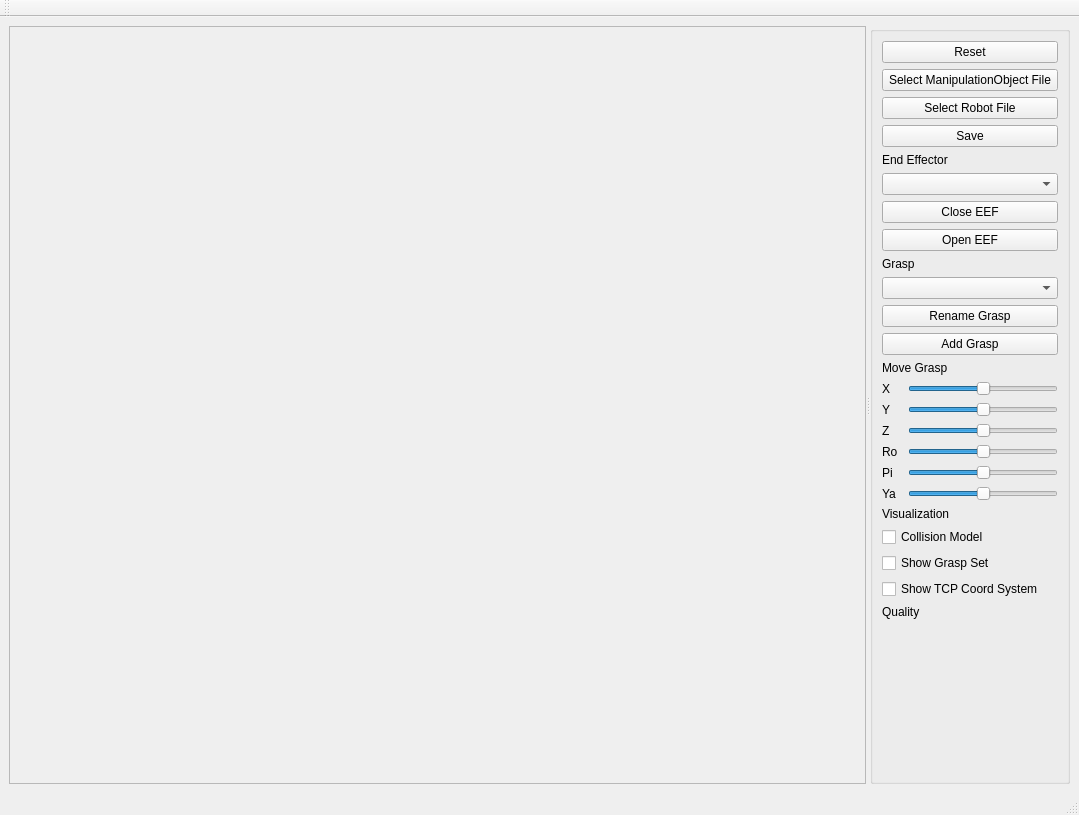
This is VirtualRobot/Grasping/GraspEditor/GraspEditor.ui in ctrl-shift-C-V/aurmr_simox_script as Qt 5 draws it before an edit. The edited form follows.
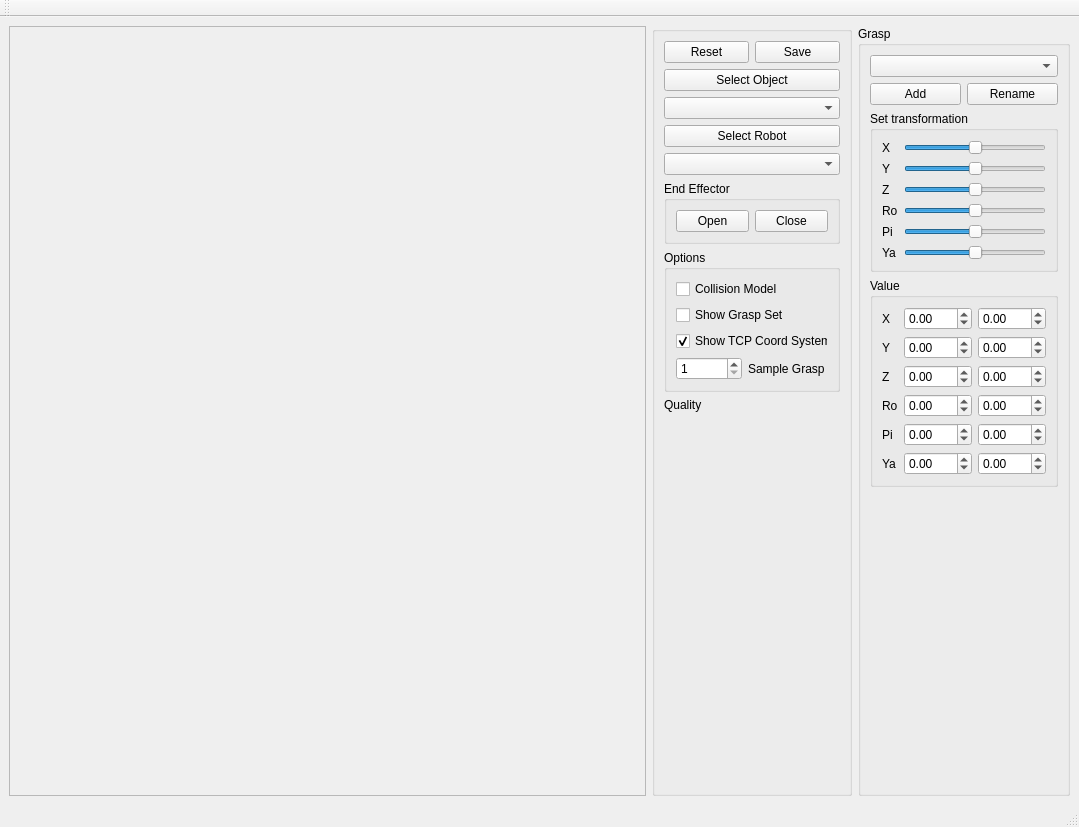
This is the edited form.

Commit message: Added chained grasp implementation; Added sensors to objects; Added grasp to robot nodes; Extended RobotIO::RobotDescription; Allow reloading of the robot visualization if RobotDescription::KinematicStructure is chosen

```diff
--- a/VirtualRobot/Grasping/GraspEditor/GraspEditor.ui
+++ b/VirtualRobot/Grasping/GraspEditor/GraspEditor.ui
@@ -7,7 +7,7 @@
     <x>0</x>
     <y>0</y>
     <width>1079</width>
-    <height>815</height>
+    <height>827</height>
    </rect>
   </property>
   <property name="windowTitle">
@@ -16,10 +16,6 @@
   <widget class="QWidget" name="centralwidget">
    <layout class="QHBoxLayout" name="horizontalLayout">
     <item>
-     <widget class="QSplitter" name="splitter">
-      <property name="orientation">
-       <enum>Qt::Horizontal</enum>
-      </property>
       <widget class="QFrame" name="frameViewer">
        <property name="frameShape">
         <enum>QFrame::StyledPanel</enum>
@@ -28,7 +24,19 @@
         <enum>QFrame::Raised</enum>
        </property>
       </widget>
+    </item>
+    <item>
+     <widget class="QSplitter" name="splitter">
+      <property name="orientation">
+       <enum>Qt::Horizontal</enum>
+      </property>
       <widget class="QGroupBox" name="groupBox">
+       <property name="sizePolicy">
+        <sizepolicy hsizetype="Fixed" vsizetype="Preferred">
+         <horstretch>0</horstretch>
+         <verstretch>0</verstretch>
+        </sizepolicy>
+       </property>
        <property name="maximumSize">
         <size>
          <width>200</width>
@@ -39,98 +47,82 @@
         <string/>
        </property>
        <layout class="QGridLayout" name="gridLayout_2">
-        <item row="19" column="1">
-         <widget class="QLabel" name="label_9">
+        <item row="0" column="0">
+         <widget class="QPushButton" name="pushButtonReset">
           <property name="text">
-           <string>Ya</string>
+           <string>Reset</string>
           </property>
          </widget>
         </item>
-        <item row="23" column="1" colspan="2">
+        <item row="7" column="0" colspan="2">
+         <widget class="QGroupBox" name="groupBox_3">
+          <property name="title">
+           <string>Options</string>
+          </property>
+          <layout class="QVBoxLayout" name="verticalLayout">
+           <item>
+            <widget class="QCheckBox" name="checkBoxColModel">
+             <property name="text">
+              <string>Collision Model</string>
+             </property>
+            </widget>
+           </item>
+           <item>
+            <widget class="QCheckBox" name="checkBoxGraspSet">
+             <property name="text">
+              <string>Show Grasp Set</string>
+             </property>
+            </widget>
+           </item>
+           <item>
          <widget class="QCheckBox" name="checkBoxTCP">
           <property name="text">
            <string>Show TCP Coord System</string>
           </property>
-         </widget>
-        </item>
-        <item row="14" column="2">
-         <widget class="QSlider" name="horizontalSliderX">
-          <property name="minimum">
-           <number>-50</number>
-          </property>
-          <property name="maximum">
-           <number>50</number>
-          </property>
-          <property name="orientation">
-           <enum>Qt::Horizontal</enum>
-          </property>
-         </widget>
-        </item>
-        <item row="19" column="2">
-         <widget class="QSlider" name="horizontalSliderYa">
+             <property name="checked">
+              <bool>true</bool>
+             </property>
+            </widget>
+           </item>
+           <item>
+            <layout class="QHBoxLayout" name="horizontalLayout_3">
+             <item>
+              <widget class="QSpinBox" name="grid">
           <property name="minimum">
-           <number>-50</number>
+                <number>1</number>
           </property>
           <property name="maximum">
-           <number>50</number>
-          </property>
-          <property name="orientation">
-           <enum>Qt::Horizontal</enum>
-          </property>
-         </widget>
-        </item>
-        <item row="2" column="1" colspan="2">
-         <widget class="QPushButton" name="pushButtonLoadObject">
+                <number>10</number>
+               </property>
+              </widget>
+             </item>
+             <item>
+              <widget class="QLabel" name="label_14">
           <property name="text">
-           <string>Select ManipulationObject File</string>
+                <string>Sample Grasp </string>
           </property>
          </widget>
         </item>
-        <item row="10" column="1" colspan="2">
-         <widget class="QComboBox" name="comboBoxGrasp"/>
-        </item>
-        <item row="18" column="1">
-         <widget class="QLabel" name="label_8">
-          <property name="text">
-           <string>Pi</string>
-          </property>
+            </layout>
+           </item>
+          </layout>
          </widget>
         </item>
-        <item row="9" column="1" colspan="2">
-         <widget class="QLabel" name="label_2">
+        <item row="9" column="0">
+         <widget class="QLabel" name="labelQuality">
           <property name="text">
-           <string>Grasp</string>
+           <string/>
           </property>
          </widget>
         </item>
-        <item row="17" column="2">
-         <widget class="QSlider" name="horizontalSliderRo">
-          <property name="minimum">
-           <number>-50</number>
-          </property>
-          <property name="maximum">
-           <number>50</number>
-          </property>
-          <property name="orientation">
-           <enum>Qt::Horizontal</enum>
-          </property>
-         </widget>
-        </item>
-        <item row="24" column="1" colspan="2">
+        <item row="8" column="0">
          <widget class="QLabel" name="label_11">
           <property name="text">
            <string>Quality</string>
           </property>
          </widget>
         </item>
-        <item row="13" column="1" colspan="2">
-         <widget class="QLabel" name="label_3">
-          <property name="text">
-           <string>Move Grasp</string>
-          </property>
-         </widget>
-        </item>
-        <item row="26" column="1">
+        <item row="10" column="0">
          <spacer name="verticalSpacer">
           <property name="orientation">
            <enum>Qt::Vertical</enum>
@@ -143,72 +135,322 @@
           </property>
          </spacer>
         </item>
-        <item row="16" column="1">
-         <widget class="QLabel" name="label_6">
+        <item row="0" column="1">
+         <widget class="QPushButton" name="pushButtonSave">
           <property name="text">
-           <string>Z</string>
+           <string>Save</string>
           </property>
          </widget>
         </item>
-        <item row="18" column="2">
-         <widget class="QSlider" name="horizontalSliderPi">
-          <property name="minimum">
-           <number>-50</number>
+        <item row="1" column="0" colspan="2">
+         <widget class="QPushButton" name="pushButtonLoadObject">
+          <property name="text">
+           <string>Select Object</string>
           </property>
-          <property name="maximum">
-           <number>50</number>
-          </property>
-          <property name="orientation">
-           <enum>Qt::Horizontal</enum>
-          </property>
          </widget>
         </item>
-        <item row="1" column="1" colspan="2">
-         <widget class="QPushButton" name="pushButtonReset">
+        <item row="3" column="0" colspan="2">
+         <widget class="QPushButton" name="pushButtonLoadRobot">
           <property name="text">
-           <string>Reset</string>
+           <string>Select Robot</string>
           </property>
          </widget>
         </item>
-        <item row="5" column="1" colspan="2">
-         <widget class="QLabel" name="label">
-          <property name="text">
+        <item row="5" column="0" colspan="2">
+         <widget class="QGroupBox" name="groupBox_4">
+          <property name="title">
            <string>End Effector</string>
           </property>
-         </widget>
-        </item>
-        <item row="7" column="1" colspan="2">
+          <layout class="QHBoxLayout" name="horizontalLayout_2">
+           <item>
+            <widget class="QPushButton" name="pushButtonOpen">
+             <property name="text">
+              <string>Open</string>
+             </property>
+            </widget>
+           </item>
+           <item>
          <widget class="QPushButton" name="pushButtonClose">
           <property name="text">
-           <string>Close EEF</string>
+              <string>Close</string>
           </property>
          </widget>
         </item>
-        <item row="3" column="1" colspan="2">
-         <widget class="QPushButton" name="pushButtonLoadRobot">
-          <property name="text">
-           <string>Select Robot File</string>
-          </property>
+          </layout>
          </widget>
         </item>
-        <item row="6" column="1" colspan="2">
+        <item row="4" column="0" colspan="2">
          <widget class="QComboBox" name="comboBoxEEF"/>
         </item>
-        <item row="12" column="1" colspan="2">
+        <item row="2" column="0" colspan="2">
+         <widget class="QComboBox" name="comboBoxObject"/>
+        </item>
+       </layout>
+      </widget>
+     </widget>
+    </item>
+    <item>
+     <widget class="QGroupBox" name="groupBox_5">
+      <property name="sizePolicy">
+       <sizepolicy hsizetype="Fixed" vsizetype="Preferred">
+        <horstretch>0</horstretch>
+        <verstretch>0</verstretch>
+       </sizepolicy>
+      </property>
+      <property name="title">
+       <string>Grasp</string>
+      </property>
+      <layout class="QGridLayout" name="gridLayout">
+       <item row="3" column="1" colspan="2">
+        <widget class="QGroupBox" name="groupBox_6">
+         <property name="title">
+          <string>Value</string>
+         </property>
+         <layout class="QGridLayout" name="gridLayout_3">
+          <item row="1" column="0">
+           <widget class="QLabel" name="label_2">
+            <property name="text">
+             <string>Y</string>
+            </property>
+           </widget>
+          </item>
+          <item row="2" column="0">
+           <widget class="QLabel" name="label_3">
+            <property name="text">
+             <string>Z</string>
+            </property>
+           </widget>
+          </item>
+          <item row="0" column="0">
+           <widget class="QLabel" name="label">
+            <property name="text">
+             <string>X</string>
+            </property>
+           </widget>
+          </item>
+          <item row="4" column="0">
+           <widget class="QLabel" name="label_10">
+            <property name="text">
+             <string>Ro</string>
+            </property>
+           </widget>
+          </item>
+          <item row="0" column="1">
+           <widget class="QDoubleSpinBox" name="minX">
+            <property name="minimum">
+             <double>-300.000000000000000</double>
+            </property>
+            <property name="maximum">
+             <double>300.000000000000000</double>
+            </property>
+           </widget>
+          </item>
+          <item row="6" column="0">
+           <widget class="QLabel" name="label_13">
+            <property name="text">
+             <string>Ya</string>
+            </property>
+           </widget>
+          </item>
+          <item row="5" column="0">
+           <widget class="QLabel" name="label_12">
+            <property name="text">
+             <string>Pi</string>
+            </property>
+           </widget>
+          </item>
+          <item row="0" column="2">
+           <widget class="QDoubleSpinBox" name="maxX">
+            <property name="minimum">
+             <double>-300.000000000000000</double>
+            </property>
+            <property name="maximum">
+             <double>300.000000000000000</double>
+            </property>
+           </widget>
+          </item>
+          <item row="1" column="1">
+           <widget class="QDoubleSpinBox" name="minY">
+            <property name="minimum">
+             <double>-300.000000000000000</double>
+            </property>
+            <property name="maximum">
+             <double>300.000000000000000</double>
+            </property>
+           </widget>
+          </item>
+          <item row="1" column="2">
+           <widget class="QDoubleSpinBox" name="maxY">
+            <property name="minimum">
+             <double>-300.000000000000000</double>
+            </property>
+            <property name="maximum">
+             <double>300.000000000000000</double>
+            </property>
+           </widget>
+          </item>
+          <item row="2" column="1">
+           <widget class="QDoubleSpinBox" name="minZ">
+            <property name="minimum">
+             <double>-300.000000000000000</double>
+            </property>
+            <property name="maximum">
+             <double>300.000000000000000</double>
+            </property>
+           </widget>
+          </item>
+          <item row="2" column="2">
+           <widget class="QDoubleSpinBox" name="maxZ">
+            <property name="minimum">
+             <double>-300.000000000000000</double>
+            </property>
+            <property name="maximum">
+             <double>300.000000000000000</double>
+            </property>
+           </widget>
+          </item>
+          <item row="4" column="1">
+           <widget class="QDoubleSpinBox" name="minRoll">
+            <property name="minimum">
+             <double>-3.140000000000000</double>
+            </property>
+            <property name="maximum">
+             <double>3.140000000000000</double>
+            </property>
+            <property name="singleStep">
+             <double>0.100000000000000</double>
+            </property>
+           </widget>
+          </item>
+          <item row="4" column="2">
+           <widget class="QDoubleSpinBox" name="maxRoll">
+            <property name="minimum">
+             <double>-3.140000000000000</double>
+            </property>
+            <property name="maximum">
+             <double>3.140000000000000</double>
+            </property>
+            <property name="singleStep">
+             <double>0.100000000000000</double>
+            </property>
+           </widget>
+          </item>
+          <item row="5" column="1">
+           <widget class="QDoubleSpinBox" name="minPitch">
+            <property name="minimum">
+             <double>-3.140000000000000</double>
+            </property>
+            <property name="maximum">
+             <double>3.140000000000000</double>
+            </property>
+            <property name="singleStep">
+             <double>0.100000000000000</double>
+            </property>
+           </widget>
+          </item>
+          <item row="5" column="2">
+           <widget class="QDoubleSpinBox" name="maxPitch">
+            <property name="minimum">
+             <double>-3.140000000000000</double>
+            </property>
+            <property name="maximum">
+             <double>3.140000000000000</double>
+            </property>
+            <property name="singleStep">
+             <double>0.100000000000000</double>
+            </property>
+           </widget>
+          </item>
+          <item row="6" column="1">
+           <widget class="QDoubleSpinBox" name="minYaw">
+            <property name="minimum">
+             <double>-3.140000000000000</double>
+            </property>
+            <property name="maximum">
+             <double>3.140000000000000</double>
+            </property>
+            <property name="singleStep">
+             <double>0.100000000000000</double>
+            </property>
+           </widget>
+          </item>
+          <item row="6" column="2">
+           <widget class="QDoubleSpinBox" name="maxYaw">
+            <property name="minimum">
+             <double>-3.140000000000000</double>
+            </property>
+            <property name="maximum">
+             <double>3.140000000000000</double>
+            </property>
+            <property name="singleStep">
+             <double>0.100000000000000</double>
+            </property>
+           </widget>
+          </item>
+         </layout>
+        </widget>
+       </item>
+       <item row="1" column="1">
          <widget class="QPushButton" name="pushButtonAddGrasp">
           <property name="text">
-           <string>Add Grasp</string>
+          <string>Add</string>
           </property>
          </widget>
         </item>
-        <item row="14" column="1">
+       <item row="2" column="1" colspan="2">
+        <widget class="QGroupBox" name="groupBox_2">
+         <property name="title">
+          <string>Set transformation</string>
+         </property>
+         <layout class="QFormLayout" name="formLayout">
+          <item row="0" column="0">
          <widget class="QLabel" name="label_4">
           <property name="text">
            <string>X</string>
           </property>
          </widget>
         </item>
-        <item row="16" column="2">
+          <item row="0" column="1">
+           <widget class="QSlider" name="horizontalSliderX">
+            <property name="minimum">
+             <number>-50</number>
+            </property>
+            <property name="maximum">
+             <number>50</number>
+            </property>
+            <property name="orientation">
+             <enum>Qt::Horizontal</enum>
+            </property>
+           </widget>
+          </item>
+          <item row="1" column="0">
+           <widget class="QLabel" name="label_5">
+            <property name="text">
+             <string>Y</string>
+            </property>
+           </widget>
+          </item>
+          <item row="1" column="1">
+           <widget class="QSlider" name="horizontalSliderY">
+            <property name="minimum">
+             <number>-50</number>
+            </property>
+            <property name="maximum">
+             <number>50</number>
+            </property>
+            <property name="orientation">
+             <enum>Qt::Horizontal</enum>
+            </property>
+           </widget>
+          </item>
+          <item row="2" column="0">
+           <widget class="QLabel" name="label_6">
+            <property name="text">
+             <string>Z</string>
+            </property>
+           </widget>
+          </item>
+          <item row="2" column="1">
          <widget class="QSlider" name="horizontalSliderZ">
           <property name="minimum">
            <number>-50</number>
@@ -221,84 +463,93 @@
           </property>
          </widget>
         </item>
-        <item row="17" column="1">
+          <item row="3" column="0">
          <widget class="QLabel" name="label_7">
           <property name="text">
            <string>Ro</string>
           </property>
          </widget>
         </item>
-        <item row="20" column="1" colspan="2">
-         <widget class="QLabel" name="label_10">
+          <item row="3" column="1">
+           <widget class="QSlider" name="horizontalSliderRo">
+            <property name="minimum">
+             <number>-50</number>
+            </property>
+            <property name="maximum">
+             <number>50</number>
+            </property>
+            <property name="orientation">
+             <enum>Qt::Horizontal</enum>
+            </property>
+           </widget>
+          </item>
+          <item row="4" column="0">
+           <widget class="QLabel" name="label_8">
           <property name="text">
-           <string>Visualization</string>
+             <string>Pi</string>
           </property>
          </widget>
         </item>
-        <item row="11" column="1" colspan="2">
+          <item row="4" column="1">
+           <widget class="QSlider" name="horizontalSliderPi">
+            <property name="minimum">
+             <number>-50</number>
+            </property>
+            <property name="maximum">
+             <number>50</number>
+            </property>
+            <property name="orientation">
+             <enum>Qt::Horizontal</enum>
+            </property>
+           </widget>
+          </item>
+          <item row="5" column="0">
+           <widget class="QLabel" name="label_9">
+            <property name="text">
+             <string>Ya</string>
+            </property>
+           </widget>
+          </item>
+          <item row="5" column="1">
+           <widget class="QSlider" name="horizontalSliderYa">
+            <property name="minimum">
+             <number>-50</number>
+            </property>
+            <property name="maximum">
+             <number>50</number>
+            </property>
+            <property name="orientation">
+             <enum>Qt::Horizontal</enum>
+            </property>
+           </widget>
+          </item>
+         </layout>
+        </widget>
+       </item>
+       <item row="1" column="2">
          <widget class="QPushButton" name="pushButtonRenameGrasp">
           <property name="text">
-           <string>Rename Grasp</string>
+          <string>Rename</string>
           </property>
          </widget>
         </item>
-        <item row="8" column="1" colspan="2">
-         <widget class="QPushButton" name="pushButtonOpen">
-          <property name="text">
-           <string>Open EEF</string>
-          </property>
-         </widget>
-        </item>
-        <item row="22" column="1" colspan="2">
-         <widget class="QCheckBox" name="checkBoxGraspSet">
-          <property name="text">
-           <string>Show Grasp Set</string>
-          </property>
-         </widget>
-        </item>
-        <item row="15" column="2">
-         <widget class="QSlider" name="horizontalSliderY">
-          <property name="minimum">
-           <number>-50</number>
-          </property>
-          <property name="maximum">
-           <number>50</number>
-          </property>
+       <item row="0" column="1" colspan="2">
+        <widget class="QComboBox" name="comboBoxGrasp"/>
+       </item>
+       <item row="4" column="1">
+        <spacer name="verticalSpacer_2">
           <property name="orientation">
-           <enum>Qt::Horizontal</enum>
-          </property>
-         </widget>
-        </item>
-        <item row="15" column="1">
-         <widget class="QLabel" name="label_5">
-          <property name="text">
-           <string>Y</string>
-          </property>
-         </widget>
-        </item>
-        <item row="4" column="1" colspan="2">
-         <widget class="QPushButton" name="pushButtonSave">
-          <property name="text">
-           <string>Save</string>
-          </property>
-         </widget>
-        </item>
-        <item row="21" column="1" colspan="2">
-         <widget class="QCheckBox" name="checkBoxColModel">
-          <property name="text">
-           <string>Collision Model</string>
-          </property>
-         </widget>
-        </item>
-        <item row="25" column="1" colspan="2">
-         <widget class="QLabel" name="labelQuality">
-          <property name="text">
-           <string/>
-          </property>
-         </widget>
-        </item>
-       </layout>
-      </widget>
+          <enum>Qt::Vertical</enum>
+         </property>
+         <property name="sizeHint" stdset="0">
+          <size>
+           <width>20</width>
+           <height>40</height>
+          </size>
+         </property>
+        </spacer>
+       </item>
+      </layout>
      </widget>
     </item>
    </layout>
```
Left out of the diff: 16 changed lines with no effect on the pictures. Lines whose indentation alone changed are shown as unchanged. The commit also changes 51 other files.
